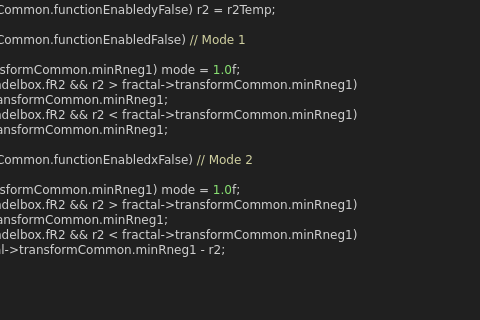
This is mandelbulber2/qt_data/fractal_transf_spherical_inv.ui in buddhi1980/mandelbulber2 as Qt 5 draws it before an edit; both pictures show x 148 to 628 and y 578 to 898 of the 853 by 1221 pixel window. The edited form follows.
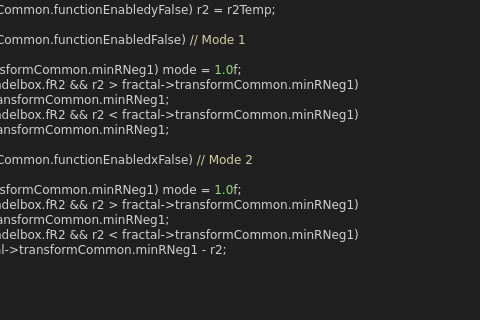
This is the edited form. Custom widgets are drawn as their Qt base class.

Diff of the .ui file:
```diff
--- a/mandelbulber2/qt_data/fractal_transf_spherical_inv.ui
+++ b/mandelbulber2/qt_data/fractal_transf_spherical_inv.ui
@@ -727,19 +727,19 @@
   &lt;span style=&quot;color:#f09479; font-weight:bold&quot;&gt;double&lt;/span&gt; mode &lt;span style=&quot;color:#d0d0d0&quot;&gt;=&lt;/span&gt; r2&lt;span style=&quot;color:#d0d0d0&quot;&gt;;&lt;/span&gt;
   &lt;span style=&quot;color:#7ec0ee; font-weight:bold&quot;&gt;if&lt;/span&gt; &lt;span style=&quot;color:#d0d0d0&quot;&gt;(&lt;/span&gt;fractal&lt;span style=&quot;color:#d0d0d0&quot;&gt;-&amp;gt;&lt;/span&gt;transformCommon&lt;span style=&quot;color:#d0d0d0&quot;&gt;.&lt;/span&gt;functionEnabledFalse&lt;span style=&quot;color:#d0d0d0&quot;&gt;)&lt;/span&gt; &lt;span style=&quot;color:#d0d0a0&quot;&gt;// Mode 1&lt;/span&gt;
   &lt;span style=&quot;color:#d0d0d0&quot;&gt;{&lt;/span&gt;
-    &lt;span style=&quot;color:#7ec0ee; font-weight:bold&quot;&gt;if&lt;/span&gt; &lt;span style=&quot;color:#d0d0d0&quot;&gt;(&lt;/span&gt;r2 &lt;span style=&quot;color:#d0d0d0&quot;&gt;&amp;gt;&lt;/span&gt; fractal&lt;span style=&quot;color:#d0d0d0&quot;&gt;-&amp;gt;&lt;/span&gt;transformCommon&lt;span style=&quot;color:#d0d0d0&quot;&gt;.&lt;/span&gt;minRneg1&lt;span style=&quot;color:#d0d0d0&quot;&gt;)&lt;/span&gt; mode &lt;span style=&quot;color:#d0d0d0&quot;&gt;=&lt;/span&gt; &lt;span style=&quot;color:#87df71&quot;&gt;1.0&lt;/span&gt;f&lt;span style=&quot;color:#d0d0d0&quot;&gt;;&lt;/span&gt;
-    &lt;span style=&quot;color:#7ec0ee; font-weight:bold&quot;&gt;if&lt;/span&gt; &lt;span style=&quot;color:#d0d0d0&quot;&gt;(&lt;/span&gt;r2 &lt;span style=&quot;color:#d0d0d0&quot;&gt;&amp;lt;&lt;/span&gt; fractal&lt;span style=&quot;color:#d0d0d0&quot;&gt;-&amp;gt;&lt;/span&gt;mandelbox&lt;span style=&quot;color:#d0d0d0&quot;&gt;.&lt;/span&gt;fR2 &lt;span style=&quot;color:#d0d0d0&quot;&gt;&amp;amp;&amp;amp;&lt;/span&gt; r2 &lt;span style=&quot;color:#d0d0d0&quot;&gt;&amp;gt;&lt;/span&gt; fractal&lt;span style=&quot;color:#d0d0d0&quot;&gt;-&amp;gt;&lt;/span&gt;transformCommon&lt;span style=&quot;color:#d0d0d0&quot;&gt;.&lt;/span&gt;minRneg1&lt;span style=&quot;color:#d0d0d0&quot;&gt;)&lt;/span&gt;
-      mode &lt;span style=&quot;color:#d0d0d0&quot;&gt;=&lt;/span&gt; fractal&lt;span style=&quot;color:#d0d0d0&quot;&gt;-&amp;gt;&lt;/span&gt;transformCommon&lt;span style=&quot;color:#d0d0d0&quot;&gt;.&lt;/span&gt;minRneg1&lt;span style=&quot;color:#d0d0d0&quot;&gt;;&lt;/span&gt;
-    &lt;span style=&quot;color:#7ec0ee; font-weight:bold&quot;&gt;if&lt;/span&gt; &lt;span style=&quot;color:#d0d0d0&quot;&gt;(&lt;/span&gt;r2 &lt;span style=&quot;color:#d0d0d0&quot;&gt;&amp;lt;&lt;/span&gt; fractal&lt;span style=&quot;color:#d0d0d0&quot;&gt;-&amp;gt;&lt;/span&gt;mandelbox&lt;span style=&quot;color:#d0d0d0&quot;&gt;.&lt;/span&gt;fR2 &lt;span style=&quot;color:#d0d0d0&quot;&gt;&amp;amp;&amp;amp;&lt;/span&gt; r2 &lt;span style=&quot;color:#d0d0d0&quot;&gt;&amp;lt;&lt;/span&gt; fractal&lt;span style=&quot;color:#d0d0d0&quot;&gt;-&amp;gt;&lt;/span&gt;transformCommon&lt;span style=&quot;color:#d0d0d0&quot;&gt;.&lt;/span&gt;minRneg1&lt;span style=&quot;color:#d0d0d0&quot;&gt;)&lt;/span&gt;
-      mode &lt;span style=&quot;color:#d0d0d0&quot;&gt;=&lt;/span&gt; fractal&lt;span style=&quot;color:#d0d0d0&quot;&gt;-&amp;gt;&lt;/span&gt;transformCommon&lt;span style=&quot;color:#d0d0d0&quot;&gt;.&lt;/span&gt;minRneg1&lt;span style=&quot;color:#d0d0d0&quot;&gt;;&lt;/span&gt;
+    &lt;span style=&quot;color:#7ec0ee; font-weight:bold&quot;&gt;if&lt;/span&gt; &lt;span style=&quot;color:#d0d0d0&quot;&gt;(&lt;/span&gt;r2 &lt;span style=&quot;color:#d0d0d0&quot;&gt;&amp;gt;&lt;/span&gt; fractal&lt;span style=&quot;color:#d0d0d0&quot;&gt;-&amp;gt;&lt;/span&gt;transformCommon&lt;span style=&quot;color:#d0d0d0&quot;&gt;.&lt;/span&gt;minRNeg1&lt;span style=&quot;color:#d0d0d0&quot;&gt;)&lt;/span&gt; mode &lt;span style=&quot;color:#d0d0d0&quot;&gt;=&lt;/span&gt; &lt;span style=&quot;color:#87df71&quot;&gt;1.0&lt;/span&gt;f&lt;span style=&quot;color:#d0d0d0&quot;&gt;;&lt;/span&gt;
+    &lt;span style=&quot;color:#7ec0ee; font-weight:bold&quot;&gt;if&lt;/span&gt; &lt;span style=&quot;color:#d0d0d0&quot;&gt;(&lt;/span&gt;r2 &lt;span style=&quot;color:#d0d0d0&quot;&gt;&amp;lt;&lt;/span&gt; fractal&lt;span style=&quot;color:#d0d0d0&quot;&gt;-&amp;gt;&lt;/span&gt;mandelbox&lt;span style=&quot;color:#d0d0d0&quot;&gt;.&lt;/span&gt;fR2 &lt;span style=&quot;color:#d0d0d0&quot;&gt;&amp;amp;&amp;amp;&lt;/span&gt; r2 &lt;span style=&quot;color:#d0d0d0&quot;&gt;&amp;gt;&lt;/span&gt; fractal&lt;span style=&quot;color:#d0d0d0&quot;&gt;-&amp;gt;&lt;/span&gt;transformCommon&lt;span style=&quot;color:#d0d0d0&quot;&gt;.&lt;/span&gt;minRNeg1&lt;span style=&quot;color:#d0d0d0&quot;&gt;)&lt;/span&gt;
+      mode &lt;span style=&quot;color:#d0d0d0&quot;&gt;=&lt;/span&gt; fractal&lt;span style=&quot;color:#d0d0d0&quot;&gt;-&amp;gt;&lt;/span&gt;transformCommon&lt;span style=&quot;color:#d0d0d0&quot;&gt;.&lt;/span&gt;minRNeg1&lt;span style=&quot;color:#d0d0d0&quot;&gt;;&lt;/span&gt;
+    &lt;span style=&quot;color:#7ec0ee; font-weight:bold&quot;&gt;if&lt;/span&gt; &lt;span style=&quot;color:#d0d0d0&quot;&gt;(&lt;/span&gt;r2 &lt;span style=&quot;color:#d0d0d0&quot;&gt;&amp;lt;&lt;/span&gt; fractal&lt;span style=&quot;color:#d0d0d0&quot;&gt;-&amp;gt;&lt;/span&gt;mandelbox&lt;span style=&quot;color:#d0d0d0&quot;&gt;.&lt;/span&gt;fR2 &lt;span style=&quot;color:#d0d0d0&quot;&gt;&amp;amp;&amp;amp;&lt;/span&gt; r2 &lt;span style=&quot;color:#d0d0d0&quot;&gt;&amp;lt;&lt;/span&gt; fractal&lt;span style=&quot;color:#d0d0d0&quot;&gt;-&amp;gt;&lt;/span&gt;transformCommon&lt;span style=&quot;color:#d0d0d0&quot;&gt;.&lt;/span&gt;minRNeg1&lt;span style=&quot;color:#d0d0d0&quot;&gt;)&lt;/span&gt;
+      mode &lt;span style=&quot;color:#d0d0d0&quot;&gt;=&lt;/span&gt; fractal&lt;span style=&quot;color:#d0d0d0&quot;&gt;-&amp;gt;&lt;/span&gt;transformCommon&lt;span style=&quot;color:#d0d0d0&quot;&gt;.&lt;/span&gt;minRNeg1&lt;span style=&quot;color:#d0d0d0&quot;&gt;;&lt;/span&gt;
   &lt;span style=&quot;color:#d0d0d0&quot;&gt;}&lt;/span&gt;
   &lt;span style=&quot;color:#7ec0ee; font-weight:bold&quot;&gt;if&lt;/span&gt; &lt;span style=&quot;color:#d0d0d0&quot;&gt;(&lt;/span&gt;fractal&lt;span style=&quot;color:#d0d0d0&quot;&gt;-&amp;gt;&lt;/span&gt;transformCommon&lt;span style=&quot;color:#d0d0d0&quot;&gt;.&lt;/span&gt;functionEnabledxFalse&lt;span style=&quot;color:#d0d0d0&quot;&gt;)&lt;/span&gt; &lt;span style=&quot;color:#d0d0a0&quot;&gt;// Mode 2&lt;/span&gt;
   &lt;span style=&quot;color:#d0d0d0&quot;&gt;{&lt;/span&gt;
-    &lt;span style=&quot;color:#7ec0ee; font-weight:bold&quot;&gt;if&lt;/span&gt; &lt;span style=&quot;color:#d0d0d0&quot;&gt;(&lt;/span&gt;r2 &lt;span style=&quot;color:#d0d0d0&quot;&gt;&amp;gt;&lt;/span&gt; fractal&lt;span style=&quot;color:#d0d0d0&quot;&gt;-&amp;gt;&lt;/span&gt;transformCommon&lt;span style=&quot;color:#d0d0d0&quot;&gt;.&lt;/span&gt;minRneg1&lt;span style=&quot;color:#d0d0d0&quot;&gt;)&lt;/span&gt; mode &lt;span style=&quot;color:#d0d0d0&quot;&gt;=&lt;/span&gt; &lt;span style=&quot;color:#87df71&quot;&gt;1.0&lt;/span&gt;f&lt;span style=&quot;color:#d0d0d0&quot;&gt;;&lt;/span&gt;
-    &lt;span style=&quot;color:#7ec0ee; font-weight:bold&quot;&gt;if&lt;/span&gt; &lt;span style=&quot;color:#d0d0d0&quot;&gt;(&lt;/span&gt;r2 &lt;span style=&quot;color:#d0d0d0&quot;&gt;&amp;lt;&lt;/span&gt; fractal&lt;span style=&quot;color:#d0d0d0&quot;&gt;-&amp;gt;&lt;/span&gt;mandelbox&lt;span style=&quot;color:#d0d0d0&quot;&gt;.&lt;/span&gt;fR2 &lt;span style=&quot;color:#d0d0d0&quot;&gt;&amp;amp;&amp;amp;&lt;/span&gt; r2 &lt;span style=&quot;color:#d0d0d0&quot;&gt;&amp;gt;&lt;/span&gt; fractal&lt;span style=&quot;color:#d0d0d0&quot;&gt;-&amp;gt;&lt;/span&gt;transformCommon&lt;span style=&quot;color:#d0d0d0&quot;&gt;.&lt;/span&gt;minRneg1&lt;span style=&quot;color:#d0d0d0&quot;&gt;)&lt;/span&gt;
-      mode &lt;span style=&quot;color:#d0d0d0&quot;&gt;=&lt;/span&gt; fractal&lt;span style=&quot;color:#d0d0d0&quot;&gt;-&amp;gt;&lt;/span&gt;transformCommon&lt;span style=&quot;color:#d0d0d0&quot;&gt;.&lt;/span&gt;minRneg1&lt;span style=&quot;color:#d0d0d0&quot;&gt;;&lt;/span&gt;
-    &lt;span style=&quot;color:#7ec0ee; font-weight:bold&quot;&gt;if&lt;/span&gt; &lt;span style=&quot;color:#d0d0d0&quot;&gt;(&lt;/span&gt;r2 &lt;span style=&quot;color:#d0d0d0&quot;&gt;&amp;lt;&lt;/span&gt; fractal&lt;span style=&quot;color:#d0d0d0&quot;&gt;-&amp;gt;&lt;/span&gt;mandelbox&lt;span style=&quot;color:#d0d0d0&quot;&gt;.&lt;/span&gt;fR2 &lt;span style=&quot;color:#d0d0d0&quot;&gt;&amp;amp;&amp;amp;&lt;/span&gt; r2 &lt;span style=&quot;color:#d0d0d0&quot;&gt;&amp;lt;&lt;/span&gt; fractal&lt;span style=&quot;color:#d0d0d0&quot;&gt;-&amp;gt;&lt;/span&gt;transformCommon&lt;span style=&quot;color:#d0d0d0&quot;&gt;.&lt;/span&gt;minRneg1&lt;span style=&quot;color:#d0d0d0&quot;&gt;)&lt;/span&gt;
-      mode &lt;span style=&quot;color:#d0d0d0&quot;&gt;=&lt;/span&gt; &lt;span style=&quot;color:#87df71&quot;&gt;2.0&lt;/span&gt; &lt;span style=&quot;color:#d0d0d0&quot;&gt;*&lt;/span&gt; fractal&lt;span style=&quot;color:#d0d0d0&quot;&gt;-&amp;gt;&lt;/span&gt;transformCommon&lt;span style=&quot;color:#d0d0d0&quot;&gt;.&lt;/span&gt;minRneg1 &lt;span style=&quot;color:#d0d0d0&quot;&gt;-&lt;/span&gt; r2&lt;span style=&quot;color:#d0d0d0&quot;&gt;;&lt;/span&gt;
+    &lt;span style=&quot;color:#7ec0ee; font-weight:bold&quot;&gt;if&lt;/span&gt; &lt;span style=&quot;color:#d0d0d0&quot;&gt;(&lt;/span&gt;r2 &lt;span style=&quot;color:#d0d0d0&quot;&gt;&amp;gt;&lt;/span&gt; fractal&lt;span style=&quot;color:#d0d0d0&quot;&gt;-&amp;gt;&lt;/span&gt;transformCommon&lt;span style=&quot;color:#d0d0d0&quot;&gt;.&lt;/span&gt;minRNeg1&lt;span style=&quot;color:#d0d0d0&quot;&gt;)&lt;/span&gt; mode &lt;span style=&quot;color:#d0d0d0&quot;&gt;=&lt;/span&gt; &lt;span style=&quot;color:#87df71&quot;&gt;1.0&lt;/span&gt;f&lt;span style=&quot;color:#d0d0d0&quot;&gt;;&lt;/span&gt;
+    &lt;span style=&quot;color:#7ec0ee; font-weight:bold&quot;&gt;if&lt;/span&gt; &lt;span style=&quot;color:#d0d0d0&quot;&gt;(&lt;/span&gt;r2 &lt;span style=&quot;color:#d0d0d0&quot;&gt;&amp;lt;&lt;/span&gt; fractal&lt;span style=&quot;color:#d0d0d0&quot;&gt;-&amp;gt;&lt;/span&gt;mandelbox&lt;span style=&quot;color:#d0d0d0&quot;&gt;.&lt;/span&gt;fR2 &lt;span style=&quot;color:#d0d0d0&quot;&gt;&amp;amp;&amp;amp;&lt;/span&gt; r2 &lt;span style=&quot;color:#d0d0d0&quot;&gt;&amp;gt;&lt;/span&gt; fractal&lt;span style=&quot;color:#d0d0d0&quot;&gt;-&amp;gt;&lt;/span&gt;transformCommon&lt;span style=&quot;color:#d0d0d0&quot;&gt;.&lt;/span&gt;minRNeg1&lt;span style=&quot;color:#d0d0d0&quot;&gt;)&lt;/span&gt;
+      mode &lt;span style=&quot;color:#d0d0d0&quot;&gt;=&lt;/span&gt; fractal&lt;span style=&quot;color:#d0d0d0&quot;&gt;-&amp;gt;&lt;/span&gt;transformCommon&lt;span style=&quot;color:#d0d0d0&quot;&gt;.&lt;/span&gt;minRNeg1&lt;span style=&quot;color:#d0d0d0&quot;&gt;;&lt;/span&gt;
+    &lt;span style=&quot;color:#7ec0ee; font-weight:bold&quot;&gt;if&lt;/span&gt; &lt;span style=&quot;color:#d0d0d0&quot;&gt;(&lt;/span&gt;r2 &lt;span style=&quot;color:#d0d0d0&quot;&gt;&amp;lt;&lt;/span&gt; fractal&lt;span style=&quot;color:#d0d0d0&quot;&gt;-&amp;gt;&lt;/span&gt;mandelbox&lt;span style=&quot;color:#d0d0d0&quot;&gt;.&lt;/span&gt;fR2 &lt;span style=&quot;color:#d0d0d0&quot;&gt;&amp;amp;&amp;amp;&lt;/span&gt; r2 &lt;span style=&quot;color:#d0d0d0&quot;&gt;&amp;lt;&lt;/span&gt; fractal&lt;span style=&quot;color:#d0d0d0&quot;&gt;-&amp;gt;&lt;/span&gt;transformCommon&lt;span style=&quot;color:#d0d0d0&quot;&gt;.&lt;/span&gt;minRNeg1&lt;span style=&quot;color:#d0d0d0&quot;&gt;)&lt;/span&gt;
+      mode &lt;span style=&quot;color:#d0d0d0&quot;&gt;=&lt;/span&gt; &lt;span style=&quot;color:#87df71&quot;&gt;2.0&lt;/span&gt; &lt;span style=&quot;color:#d0d0d0&quot;&gt;*&lt;/span&gt; fractal&lt;span style=&quot;color:#d0d0d0&quot;&gt;-&amp;gt;&lt;/span&gt;transformCommon&lt;span style=&quot;color:#d0d0d0&quot;&gt;.&lt;/span&gt;minRNeg1 &lt;span style=&quot;color:#d0d0d0&quot;&gt;-&lt;/span&gt; r2&lt;span style=&quot;color:#d0d0d0&quot;&gt;;&lt;/span&gt;
   &lt;span style=&quot;color:#d0d0d0&quot;&gt;}&lt;/span&gt;
   mode &lt;span style=&quot;color:#d0d0d0&quot;&gt;=&lt;/span&gt; &lt;span style=&quot;color:#87df71&quot;&gt;1.0&lt;/span&gt; &lt;span style=&quot;color:#d0d0d0&quot;&gt;/&lt;/span&gt; mode&lt;span style=&quot;color:#d0d0d0&quot;&gt;;&lt;/span&gt;
   z &lt;span style=&quot;color:#d0d0d0&quot;&gt;*=&lt;/span&gt; mode&lt;span style=&quot;color:#d0d0d0&quot;&gt;;&lt;/span&gt;
```
